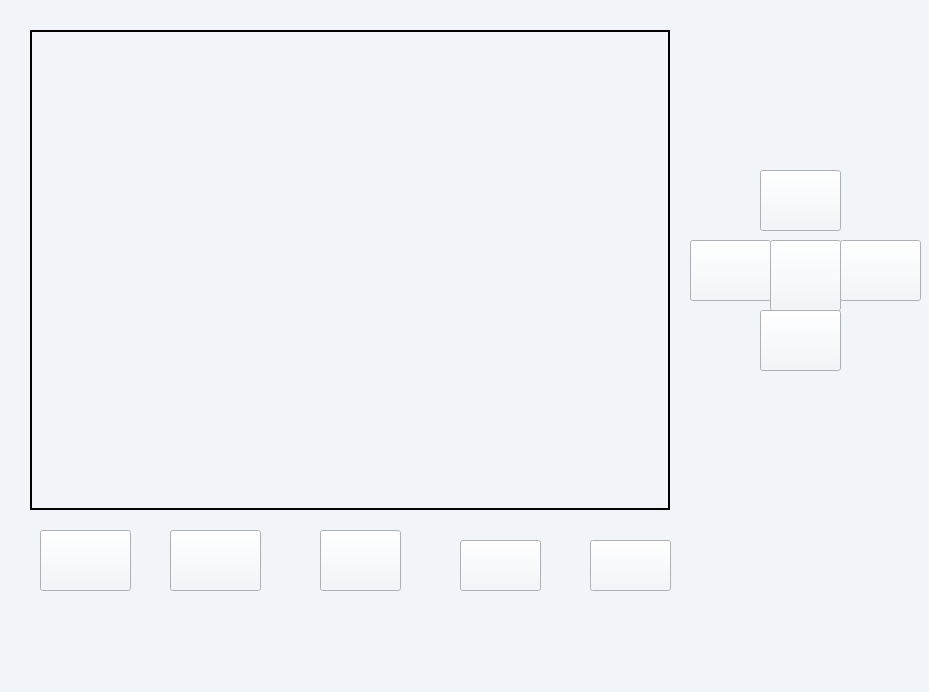
The window that interfaz/interfaz.ui (omarvillasenor/Yet-Another-Openpose-Implementation) describes before a commit, drawn with Qt 5.
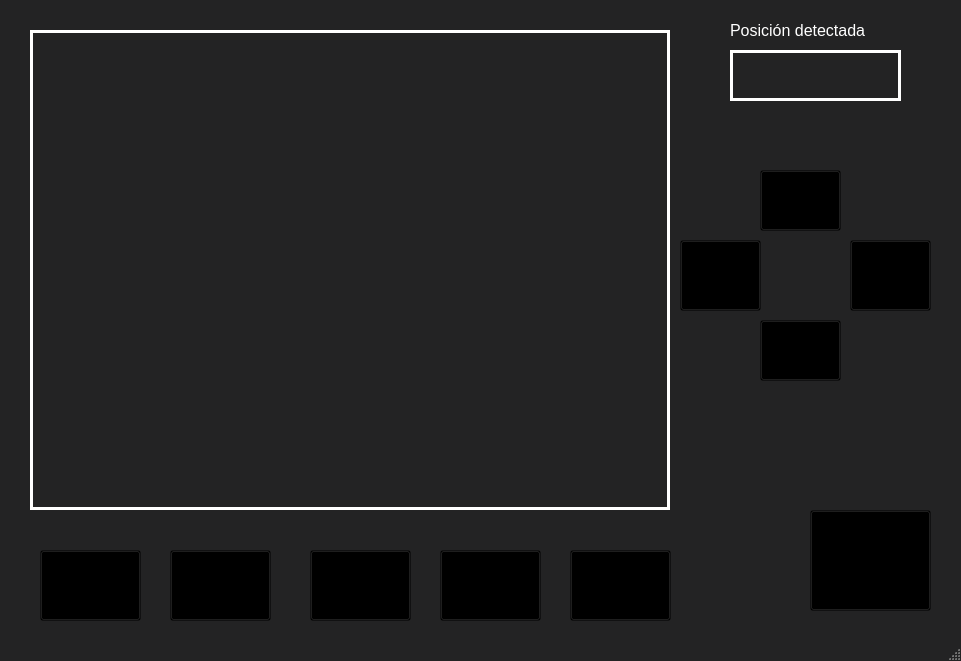
The same window after the commit. Icons and pictures are not drawn.

What changed in the file:
```diff
--- a/interfaz/interfaz.ui
+++ b/interfaz/interfaz.ui
@@ -6,8 +6,8 @@
    <rect>
     <x>0</x>
     <y>0</y>
-    <width>929</width>
-    <height>692</height>
+    <width>961</width>
+    <height>661</height>
    </rect>
   </property>
   <property name="windowTitle">
@@ -22,18 +22,18 @@
 	background-color: #D3D3D3;
 }
 
-QMainWindow, QWidget {
-	background-color: #F1F5FA;
+QMainWindow{
+	background-color: #232324;
 }</string>
   </property>
   <widget class="QWidget" name="centralwidget">
    <widget class="QPushButton" name="StartButton">
     <property name="geometry">
      <rect>
-      <x>770</x>
-      <y>240</y>
-      <width>71</width>
-      <height>71</height>
+      <x>810</x>
+      <y>510</y>
+      <width>121</width>
+      <height>101</height>
      </rect>
     </property>
     <property name="styleSheet">
@@ -56,10 +56,10 @@
    <widget class="QPushButton" name="StopButton">
     <property name="geometry">
      <rect>
-      <x>590</x>
-      <y>540</y>
-      <width>81</width>
-      <height>51</height>
+      <x>440</x>
+      <y>550</y>
+      <width>101</width>
+      <height>71</height>
      </rect>
     </property>
     <property name="text">
@@ -71,8 +71,8 @@
     </property>
     <property name="iconSize">
      <size>
-      <width>40</width>
-      <height>40</height>
+      <width>60</width>
+      <height>60</height>
      </size>
     </property>
    </widget>
@@ -80,9 +80,9 @@
     <property name="geometry">
      <rect>
       <x>170</x>
-      <y>530</y>
-      <width>91</width>
-      <height>61</height>
+      <y>550</y>
+      <width>101</width>
+      <height>71</height>
      </rect>
     </property>
     <property name="text">
@@ -109,7 +109,8 @@
      </rect>
     </property>
     <property name="styleSheet">
-     <string notr="true">border: 2px solid;</string>
+     <string notr="true">border: 3px solid;
+border-color: white;</string>
     </property>
     <property name="text">
      <string/>
@@ -118,10 +119,10 @@
    <widget class="QPushButton" name="PalmButton">
     <property name="geometry">
      <rect>
-      <x>320</x>
-      <y>530</y>
-      <width>81</width>
-      <height>61</height>
+      <x>310</x>
+      <y>550</y>
+      <width>101</width>
+      <height>71</height>
      </rect>
     </property>
     <property name="text">
@@ -133,18 +134,18 @@
     </property>
     <property name="iconSize">
      <size>
-      <width>40</width>
-      <height>40</height>
+      <width>60</width>
+      <height>60</height>
      </size>
     </property>
    </widget>
    <widget class="QPushButton" name="close_button">
     <property name="geometry">
      <rect>
-      <x>460</x>
-      <y>540</y>
-      <width>81</width>
-      <height>51</height>
+      <x>570</x>
+      <y>550</y>
+      <width>101</width>
+      <height>71</height>
      </rect>
     </property>
     <property name="text">
@@ -188,7 +189,7 @@
     <property name="geometry">
      <rect>
       <x>760</x>
-      <y>310</y>
+      <y>320</y>
       <width>81</width>
       <height>61</height>
      </rect>
@@ -210,10 +211,10 @@
    <widget class="QPushButton" name="LeftButton">
     <property name="geometry">
      <rect>
-      <x>690</x>
+      <x>680</x>
       <y>240</y>
       <width>81</width>
-      <height>61</height>
+      <height>71</height>
      </rect>
     </property>
     <property name="text">
@@ -233,10 +234,10 @@
    <widget class="QPushButton" name="RightButton">
     <property name="geometry">
      <rect>
-      <x>840</x>
+      <x>850</x>
       <y>240</y>
       <width>81</width>
-      <height>61</height>
+      <height>71</height>
      </rect>
     </property>
     <property name="text">
@@ -257,9 +258,9 @@
     <property name="geometry">
      <rect>
       <x>40</x>
-      <y>530</y>
-      <width>91</width>
-      <height>61</height>
+      <y>550</y>
+      <width>101</width>
+      <height>71</height>
      </rect>
     </property>
     <property name="text">
@@ -271,21 +272,55 @@
     </property>
     <property name="iconSize">
      <size>
-      <width>40</width>
-      <height>40</height>
+      <width>60</width>
+      <height>60</height>
      </size>
     </property>
    </widget>
-  </widget>
-  <widget class="QMenuBar" name="menubar">
-   <property name="geometry">
-    <rect>
-     <x>0</x>
-     <y>0</y>
-     <width>929</width>
-     <height>26</height>
-    </rect>
-   </property>
+   <widget class="QLabel" name="ActualClass">
+    <property name="geometry">
+     <rect>
+      <x>730</x>
+      <y>50</y>
+      <width>171</width>
+      <height>51</height>
+     </rect>
+    </property>
+    <property name="font">
+     <font>
+      <pointsize>12</pointsize>
+     </font>
+    </property>
+    <property name="styleSheet">
+     <string notr="true">border: 3px solid;
+border-color: white;
+color: white;</string>
+    </property>
+    <property name="text">
+     <string/>
+    </property>
+   </widget>
+   <widget class="QLabel" name="ClassLabel">
+    <property name="geometry">
+     <rect>
+      <x>730</x>
+      <y>20</y>
+      <width>181</width>
+      <height>21</height>
+     </rect>
+    </property>
+    <property name="font">
+     <font>
+      <pointsize>12</pointsize>
+     </font>
+    </property>
+    <property name="styleSheet">
+     <string notr="true">color: white;</string>
+    </property>
+    <property name="text">
+     <string>Posición detectada</string>
+    </property>
+   </widget>
   </widget>
   <widget class="QStatusBar" name="statusbar"/>
  </widget>
```
Left out of the diff: 4 changed lines with no effect on the pictures.
